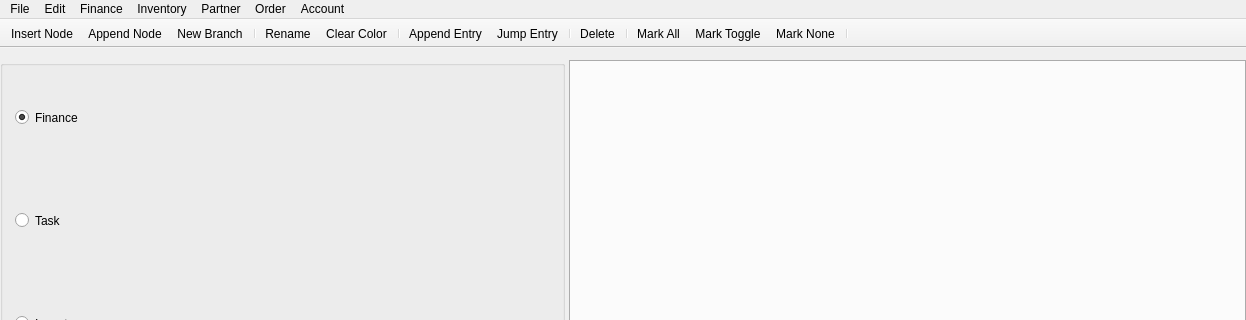
Before: the Qt Designer form mainwindow/mainwindow.ui in ytxerp/ytx-client, drawn with Qt 5; both pictures show x 0 to 1246 and y 0 to 320 of the 1246 by 722 pixel window.
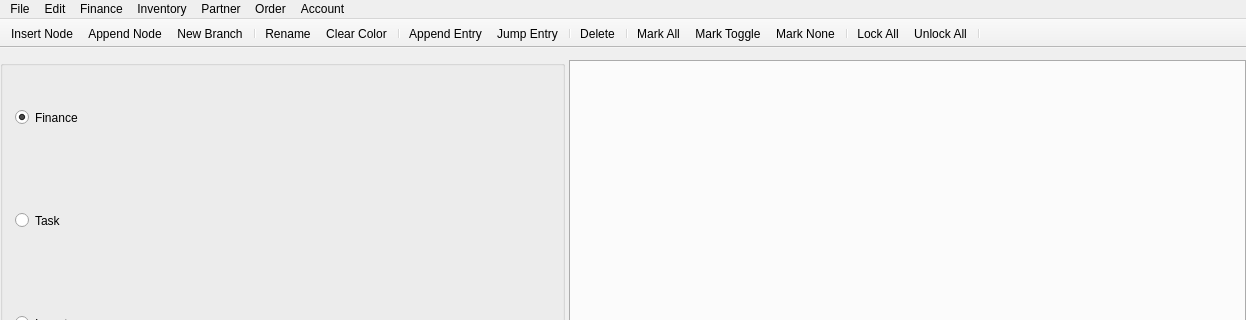
After: the same form once the commit is applied.

```diff
--- a/mainwindow/mainwindow.ui
+++ b/mainwindow/mainwindow.ui
@@ -415,6 +415,9 @@
    <addaction name="actionMarkToggle"/>
    <addaction name="actionMarkNone"/>
    <addaction name="separator"/>
+   <addaction name="actionLockAll"/>
+   <addaction name="actionUnlockAll"/>
+   <addaction name="separator"/>
   </widget>
   <action name="actionInsertNode">
    <property name="text">
@@ -731,6 +734,22 @@
     <enum>QAction::MenuRole::NoRole</enum>
    </property>
   </action>
+  <action name="actionLockAll">
+   <property name="text">
+    <string>Lock All</string>
+   </property>
+   <property name="menuRole">
+    <enum>QAction::MenuRole::NoRole</enum>
+   </property>
+  </action>
+  <action name="actionUnlockAll">
+   <property name="text">
+    <string>Unlock All</string>
+   </property>
+   <property name="menuRole">
+    <enum>QAction::MenuRole::NoRole</enum>
+   </property>
+  </action>
  </widget>
  <resources/>
  <connections/>
```
